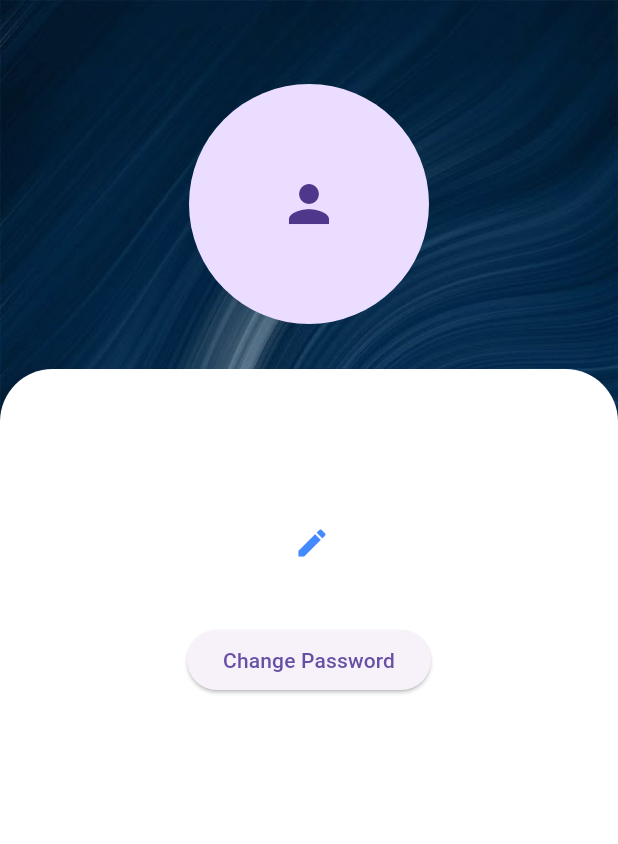
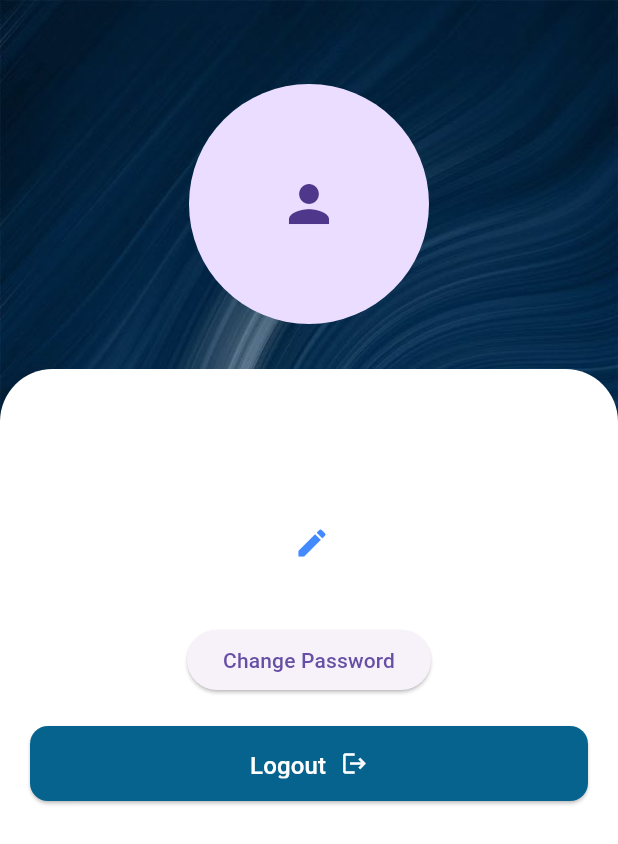
Before and after one commit to Mona331/linkvault-app, a Flutter app: the ProfileScreen screen opened directly, on a phone screen of 412 x 824 dp. Shown: the top 844 px of the screen. Run offline on Flutter 3.47's test engine with Material 3 defaults, Android fonts, the light colour scheme and no system bars; our stand-ins replace curved_navigation_bar, google_fonts, icons_plus, image_picker, shared_preferences; accounts and stored records are empty; network calls fail.

Commit message:
adding a logout function by elevated buttion to logout from linkvault app

```diff
--- a/lib/screens/profile.dart
+++ b/lib/screens/profile.dart
@@ -20,6 +20,63 @@ class _ProfileScreenState extends State<ProfileScreen> {
   File? imageFile;
   bool isUploading = false;
   String? profileImageUrl;
+
+Future<void> logout() async {
+  final prefs = await SharedPreferences.getInstance();
+  final token = prefs.getString('token');
+
+  try {
+    if (token != null && token.isNotEmpty) {
+      final response = await http.post(
+        Uri.parse('http://10.0.2.2:8000/api/logout'),
+        headers: {
+          'Accept': 'application/json',
+          'Authorization': 'Bearer $token',
+        },
+      );
+
+      debugPrint('Logout status: ${response.statusCode}');
+      debugPrint('Logout response: ${response.body}');
+
+      if (response.statusCode != 200) {
+        if (!mounted) return;
+
+        ScaffoldMessenger.of(context).showSnackBar(
+          const SnackBar(
+            content: Text('Logout failed. Please try again.'),
+          ),
+        );
+
+        return;
+      }
+    }
+
+    // Clear local login data after successful logout.
+    await prefs.remove('token');
+    await prefs.remove('id');
+    await prefs.remove('username');
+    await prefs.remove('email');
+    await prefs.remove('isLogin');
+
+    if (!mounted) return;
+
+    Navigator.of(context).pushNamedAndRemoveUntil(
+      '/welcome',
+      (route) => false,
+    );
+  } catch (e) {
+    debugPrint('Logout error: $e');
+
+    if (!mounted) return;
+
+    ScaffoldMessenger.of(context).showSnackBar(
+      const SnackBar(
+        content: Text('Could not connect to the server.'),
+      ),
+    );
+  }
+}
+
 
   Future<void> pickImage() async {
     try {
@@ -470,7 +527,8 @@ class _ProfileScreenState extends State<ProfileScreen> {
 
                   const SizedBox(height: 20),
 
-                  ElevatedButton(
+                ElevatedButton(
+
                     onPressed: () {
                       final currentPasswordController = TextEditingController();
                       final newPasswordController = TextEditingController();
@@ -555,6 +613,37 @@ class _ProfileScreenState extends State<ProfileScreen> {
                     },
                     child: const Text('Change Password'),
                   ),
+                  SizedBox(height: 20,),
+                  SizedBox(
+                    width: double.infinity,
+                    height: 50,
+                    child: ElevatedButton(
+                      style: ElevatedButton.styleFrom(
+                        backgroundColor: lightColorScheme.primary,
+                        foregroundColor: Colors.white,
+                        padding: const EdgeInsets.symmetric(vertical: 15),
+                        shape: RoundedRectangleBorder(
+                          borderRadius: BorderRadius.circular(12),
+                        ),
+                      ),
+                      onPressed: logout,
+
+                      child: Row(
+                        mainAxisAlignment: MainAxisAlignment.center,
+                        children: [
+                          const Text(
+                            'Logout',
+                            style: TextStyle(fontSize: 16),
+                          ),
+                          SizedBox(width: 10,),
+                          Icon(
+                            Icons.logout,
+                            color:Colors.white,
+                          ),
+                        ],
+                      ),
+                    ),
+                  ),
                 ],
               ),
             ),
```
Also changed, not shown: lib/main.dart (+12 -1 lines).
